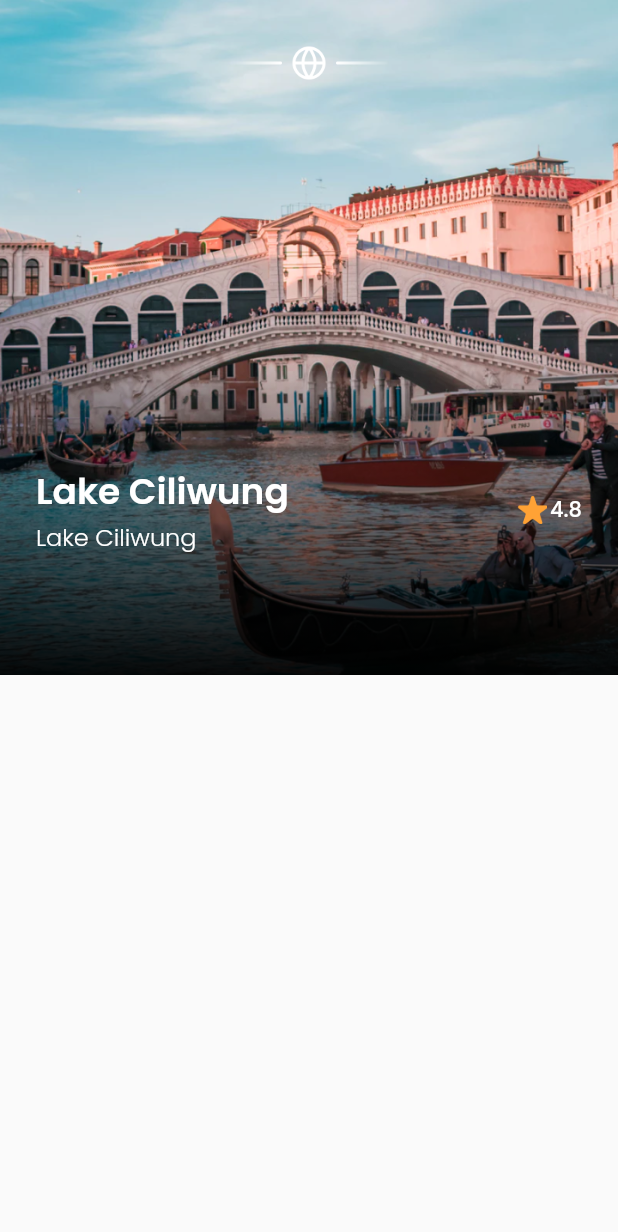
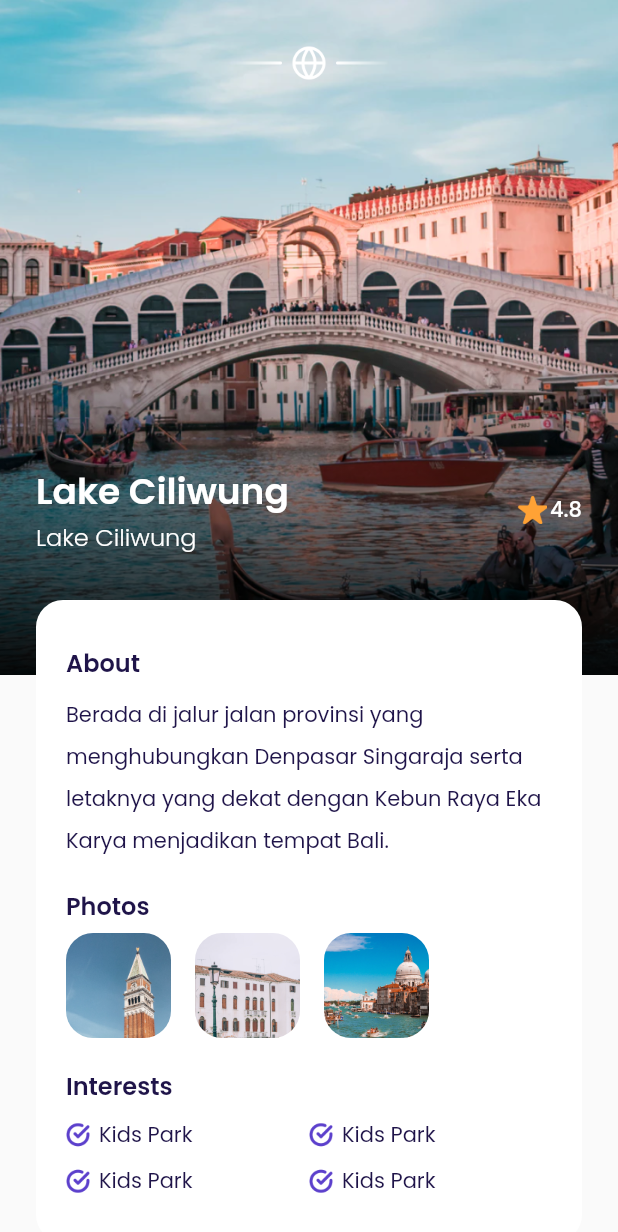
Before and after one commit to rafiyandi/Airplane, a Flutter app: the DetailPage screen opened by its route, on a phone screen of 412 x 824 dp. Shown: the top 1232 px of the screen. Run offline on Flutter 3.47's test engine with Material 2 defaults, Android fonts, the phone set to English and light mode, and no system bars; our stand-ins replace bloc, cloud_firestore, equatable, firebase_auth, firebase_core, flutter_bloc and 1 more; accounts and stored records are empty.

Commit message:
add intesres and photo item in detail page

```diff
--- a/app_travel/lib/ui/page/detail_page.dart
+++ b/app_travel/lib/ui/page/detail_page.dart
@@ -1,4 +1,7 @@
 import 'package:app_travel/shared/theme.dart';
+import 'package:app_travel/ui/widgets/custom_button.dart';
+import 'package:app_travel/ui/widgets/interest_item.dart';
+import 'package:app_travel/ui/widgets/photo_item.dart';
 import 'package:flutter/material.dart';
 
 class DetailPage extends StatelessWidget {
@@ -66,11 +69,13 @@ class DetailPage extends StatelessWidget {
                       children: [
                         Text(
                           "Lake Ciliwung",
+                          overflow: TextOverflow.ellipsis,
                           style: whiteTextStyle.copyWith(
                               fontSize: 24, fontWeight: semiBold),
                         ),
                         Text(
                           "Lake Ciliwung",
+                          overflow: TextOverflow.ellipsis,
                           style: whiteTextStyle.copyWith(
                               fontSize: 16, fontWeight: light),
                         ),
@@ -98,6 +103,110 @@ class DetailPage extends StatelessWidget {
                   ),
                 ],
               ),
+            ),
+
+            //NOTE:ABOUT, PHOTO, INTEREST
+            Container(
+              margin: EdgeInsets.symmetric(vertical: 30),
+              padding: EdgeInsets.symmetric(vertical: 30, horizontal: 20),
+              width: double.infinity,
+              decoration: BoxDecoration(
+                  color: kWhiteColor, borderRadius: BorderRadius.circular(18)),
+              child: Column(
+                crossAxisAlignment: CrossAxisAlignment.start,
+                children: [
+                  //NOTE:About
+                  Text(
+                    "About",
+                    style: blackTextStyle.copyWith(
+                        fontSize: 16, fontWeight: semiBold),
+                  ),
+                  SizedBox(height: 6),
+                  Text(
+                    "Berada di jalur jalan provinsi yang menghubungkan Denpasar Singaraja serta letaknya yang dekat dengan Kebun Raya Eka Karya menjadikan tempat Bali.",
+                    style: blackTextStyle.copyWith(height: 2),
+                  ),
+                  SizedBox(height: 20),
+                  //NOTE:Photos
+                  Text(
+                    "Photos",
+                    style: blackTextStyle.copyWith(
+                        fontSize: 16, fontWeight: semiBold),
+                  ),
+                  SizedBox(height: 6),
+                  Row(
+                    children: [
+                      PhotoItem(imgUrl: "assets/image_photo1.png"),
+                      PhotoItem(imgUrl: "assets/image_photo2.png"),
+                      PhotoItem(imgUrl: "assets/image_photo3.png"),
+                    ],
+                  ),
+                  //NOTE:INTEREST
+                  SizedBox(height: 20),
+                  Text(
+                    "Interests",
+                    style: blackTextStyle.copyWith(
+                        fontSize: 16, fontWeight: semiBold),
+                  ),
+                  SizedBox(height: 10),
+                  Column(
+                    children: [
+                      Row(
+                        children: [
+                          InterestItem(
+                            text: "Kids Park",
+                          ),
+                          InterestItem(
+                            text: "Kids Park",
+                          ),
+                        ],
+                      ),
+                      SizedBox(height: 10),
+                      Row(
+                        children: [
+                          InterestItem(
+                            text: "Kids Park",
+                          ),
+                          InterestItem(
+                            text: "Kids Park",
+                          ),
+                        ],
+                      ),
+                    ],
+                  )
+                ],
+              ),
+            ),
+
+            //NOTE:BOOK, BUTTON
+            Container(
+              margin: EdgeInsets.symmetric(vertical: 30),
+              child: Row(
+                children: [
+                  Expanded(
+                    child: Column(
+                      crossAxisAlignment: CrossAxisAlignment.start,
+                      children: [
+                        Text(
+                          "IDR 2.500.000",
+                          style: blackTextStyle.copyWith(
+                              fontSize: 18, fontWeight: semiBold),
+                        ),
+                        SizedBox(height: 5),
+                        Text(
+                          "per orang",
+                          style: greyTextStyle.copyWith(fontWeight: light),
+                        ),
+                      ],
+                    ),
+                  ),
+                  CustomButton(
+                    onPressed: () {},
+                    title: "Book Now",
+                    width: 170,
+                  )
+                ],
+              ),
             )
           ],
         ),
@@ -105,12 +214,14 @@ class DetailPage extends StatelessWidget {
     }
 
     return Scaffold(
-      body: Stack(
-        children: [
-          backgroundImage(),
-          customShadow(),
-          content(),
-        ],
+      body: SingleChildScrollView(
+        child: Stack(
+          children: [
+            backgroundImage(),
+            customShadow(),
+            content(),
+          ],
+        ),
       ),
     );
   }
--- a/app_travel/lib/ui/widgets/destination_tile.dart
+++ b/app_travel/lib/ui/widgets/destination_tile.dart
@@ -16,7 +16,11 @@ class DestinationTile extends StatelessWidget {
 
   @override
   Widget build(BuildContext context) {
-    return Container(
+    return GestureDetector(
+      onTap: () {
+        Navigator.pushNamed(context, '/detail');
+      },
+      child: Container(
         margin: EdgeInsets.only(top: 16),
         padding: EdgeInsets.all(10),
         decoration: BoxDecoration(
@@ -41,8 +45,8 @@ class DestinationTile extends StatelessWidget {
                 children: [
                   Text(
                     name,
-                  style:
-                      blackTextStyle.copyWith(fontSize: 18, fontWeight: medium),
+                    style: blackTextStyle.copyWith(
+                        fontSize: 18, fontWeight: medium),
                   ),
                   SizedBox(height: 5),
                   Text(
@@ -72,6 +76,7 @@ class DestinationTile extends StatelessWidget {
             ),
           ],
         ),
+      ),
     );
   }
 }
--- /dev/null
+++ b/app_travel/lib/ui/widgets/interest_item.dart
@@ -0,0 +1,31 @@
+import 'package:app_travel/shared/theme.dart';
+import 'package:flutter/material.dart';
+
+class InterestItem extends StatelessWidget {
+  const InterestItem({
+    Key? key,
+    required this.text,
+  }) : super(key: key);
+  final String text;
+
+  @override
+  Widget build(BuildContext context) {
+    return Expanded(
+      child: Row(
+        children: [
+          Container(
+            height: 16,
+            width: 16,
+            decoration: BoxDecoration(
+              image: DecorationImage(
+                image: AssetImage("assets/icon_check.png"),
+              ),
+            ),
+          ),
+          SizedBox(width: 6),
+          Text(text, style: blackTextStyle),
+        ],
+      ),
+    );
+  }
+}
--- /dev/null
+++ b/app_travel/lib/ui/widgets/photo_item.dart
@@ -0,0 +1,21 @@
+import 'package:flutter/material.dart';
+
+class PhotoItem extends StatelessWidget {
+  const PhotoItem({Key? key, required this.imgUrl}) : super(key: key);
+  final String imgUrl;
+
+  @override
+  Widget build(BuildContext context) {
+    return Container(
+      width: 70,
+      height: 70,
+      margin: EdgeInsets.only(right: 16),
+      decoration: BoxDecoration(
+        borderRadius: BorderRadius.circular(18),
+        image: DecorationImage(
+          image: AssetImage(imgUrl),
+        ),
+      ),
+    );
+  }
+}
```
Lines whose indentation alone changed are shown as unchanged.
